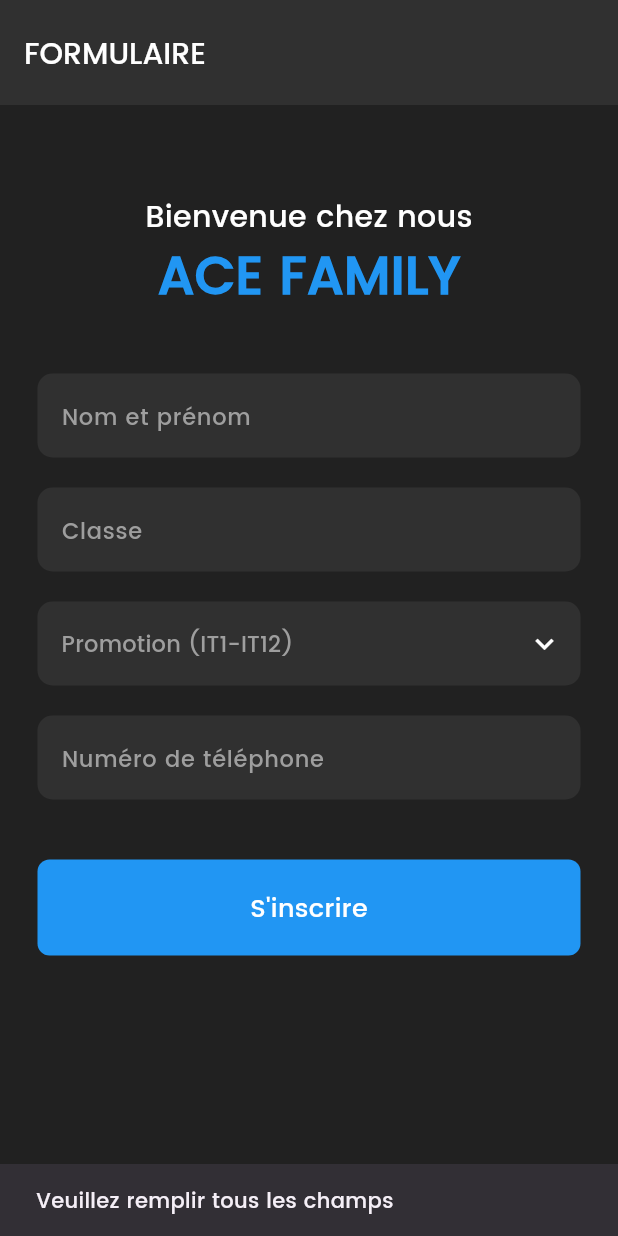
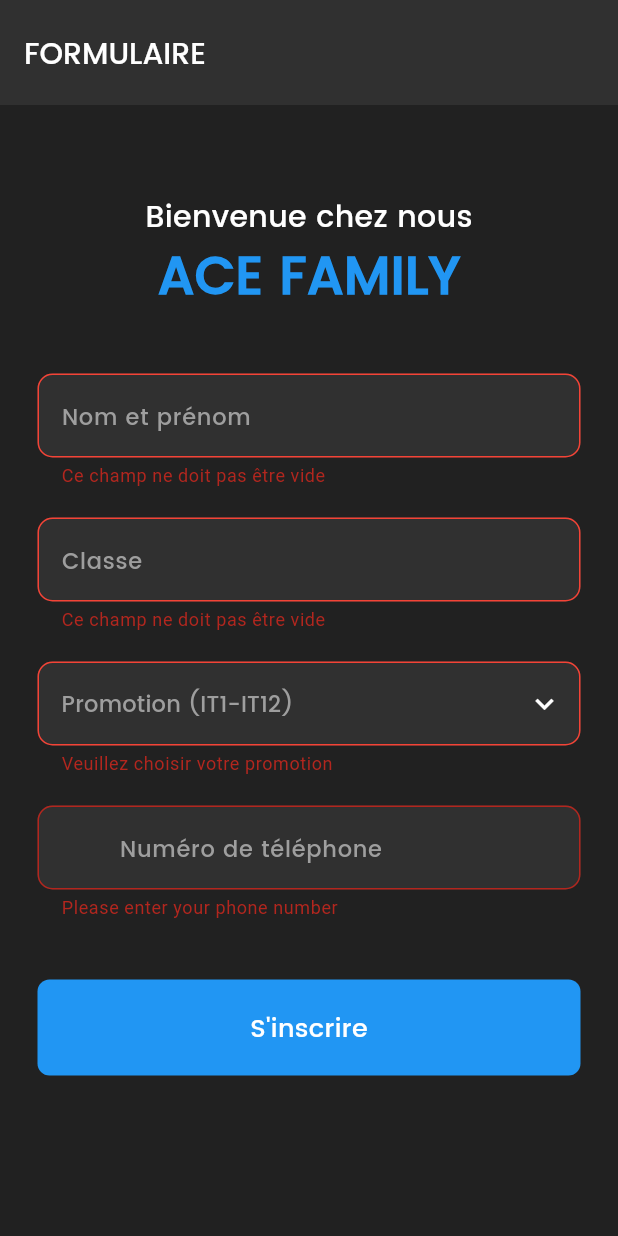
Before and after one commit to Isaac1676/ACE_APP, a Flutter app: the FormPage screen opened directly, after a tap on "S'inscrire", on a phone screen of 412 x 824 dp. Run offline on Flutter 3.47's test engine with Material 3 defaults, Android fonts, the phone set to English and light mode, and no system bars; our stand-ins replace cloud_firestore, firebase_core; accounts and stored records are empty.

Commit message:
fix some bugs

```diff
--- a/lib/components/text_field.dart
+++ b/lib/components/text_field.dart
@@ -1,5 +1,4 @@
 import 'package:flutter/material.dart';
-import 'package:flutter/services.dart';
 
 class MyTextField extends StatelessWidget {
   final String hintText;
@@ -10,8 +9,15 @@ class MyTextField extends StatelessWidget {
     super.key,
     required this.hintText,
     required this.controller,
-    required this.validator
-    });
+    this.validator = _defaultValidator,
+  });
+
+  static String? _defaultValidator(String? value) {
+    if (value == null || value.isEmpty) {
+      return 'Ce champ ne doit pas être vide';
+    }
+    return null; // Value is not empty
+  }
 
   @override
   Widget build(BuildContext context) {
@@ -23,20 +29,27 @@ class MyTextField extends StatelessWidget {
         decoration: InputDecoration(
           enabledBorder: OutlineInputBorder(
             borderSide: const BorderSide(color: Colors.transparent),
-            borderRadius: BorderRadius.circular(10)),
+            borderRadius: BorderRadius.circular(10),
+          ),
           focusedBorder: OutlineInputBorder(
             borderSide: const BorderSide(color: Colors.white),
-            borderRadius: BorderRadius.circular(10)),
+            borderRadius: BorderRadius.circular(10),
+          ),
+          errorBorder: OutlineInputBorder(
+            borderSide: const BorderSide(color: Colors.red),
+            borderRadius: BorderRadius.circular(10),
+          ),
           filled: true,
           fillColor: Colors.grey[850],
           hintText: hintText,
           hintStyle: TextStyle(fontSize: 15, color: Colors.grey.shade500),
         ),
-
+        validator: validator, // Use the specified or default validator
       ),
     );
   }
 }
+
 
 class MyPhoneNumberField extends StatelessWidget {
   final String hintText;
@@ -47,7 +60,7 @@ class MyPhoneNumberField extends StatelessWidget {
     Key? key,
     required this.hintText,
     required this.controller,
-    required this.validator
+    required this.validator,
   }) : super(key: key);
 
   @override
@@ -56,7 +69,7 @@ class MyPhoneNumberField extends StatelessWidget {
       padding: const EdgeInsets.symmetric(horizontal: 25.0),
       child: TextFormField(
         controller: controller,
-        keyboardType: TextInputType.phone, // Utilisez TextInputType.phone pour un clavier numérique
+        keyboardType: TextInputType.phone,
         style: const TextStyle(color: Colors.white, fontFamily: "Poppins"),
         decoration: InputDecoration(
           enabledBorder: OutlineInputBorder(
@@ -70,16 +83,37 @@ class MyPhoneNumberField extends StatelessWidget {
           filled: true,
           fillColor: Colors.grey[850],
           border: validator != null ? OutlineInputBorder(
-            borderSide: const BorderSide(color: Colors.red), // Utilisation de la bordure d'erreur
+            borderSide: const BorderSide(color: Colors.red), // Error border
             borderRadius: BorderRadius.circular(10.0),
           ) : null,
           hintText: hintText,
           hintStyle: TextStyle(fontSize: 15, color: Colors.grey.shade500),
+          prefixText: "+225 ", // Prepend country code with space
+          prefixStyle: const TextStyle(
+            color: Colors.white,
+            fontSize: 15,
+          ),
         ),
+        // Regex validation for 10 digits
+        validator: (value) => _validatePhoneNumber(value),
       ),
     );
   }
+
+  // Custom validation function for 10 digits
+  String? _validatePhoneNumber(String? value) {
+    if (value == null || value.isEmpty) {
+      return 'Please enter your phone number';
+    }
+
+    final regex = RegExp(r"^\d{10}$"); // Ensure 10 digits
+    if (!regex.hasMatch(value)) {
+      return 'Numéro Invalide';
+    }
+    return null;
+  }
 }
+
 
 class PromotionField extends StatefulWidget {
   final String hintText;
@@ -98,7 +132,7 @@ class PromotionField extends StatefulWidget {
 }
 
 class _PromotionFieldState extends State<PromotionField> {
-  List<String> itemList = List.generate(12, (index) => 'IT${index + 1}');
+  final List<String> itemList = List.generate(12, (index) => 'IT${index + 1}');
 
   @override
   Widget build(BuildContext context) {
@@ -106,7 +140,9 @@ class _PromotionFieldState extends State<PromotionField> {
       padding: const EdgeInsets.symmetric(horizontal: 25.0),
       child: SingleChildScrollView(
         child: DropdownButtonFormField<String>(
-          value: itemList.contains(widget.selectedPromotion) ? widget.selectedPromotion : null,
+          value: itemList.contains(widget.selectedPromotion)
+              ? widget.selectedPromotion
+              : null,
           items: itemList.map((String value) {
             return DropdownMenuItem<String>(
               value: value,
@@ -118,7 +154,12 @@ class _PromotionFieldState extends State<PromotionField> {
               widget.onChanged(value);
             }
           },
-          hint: Text(widget.hintText, style: TextStyle(fontSize: 15, color: Colors.grey.shade500, fontFamily: "Poppins")),
+          hint: Text(widget.hintText,
+              style: TextStyle(
+                fontSize: 15,
+                color: Colors.grey.shade500,
+                fontFamily: "Poppins",
+              )),
           isExpanded: true,
           elevation: 0,
           dropdownColor: Colors.grey[850],
@@ -132,9 +173,19 @@ class _PromotionFieldState extends State<PromotionField> {
               borderSide: const BorderSide(color: Colors.white),
               borderRadius: BorderRadius.circular(10),
             ),
+            errorBorder: OutlineInputBorder(
+              borderSide: const BorderSide(color: Colors.red),
+              borderRadius: BorderRadius.circular(10),
+            ),
             filled: true,
             fillColor: Colors.grey[850],
           ),
+          validator: (value) {
+            if (value == null) {
+              return "Veuillez choisir votre promotion"; // Clear and concise error message
+            }
+            return null; // Value is valid
+          },
         ),
       ),
     );
```
Also changed, not shown: lib/pages/form.dart (+0 -12 lines), lib/pages/home.dart (+19 -21 lines).
